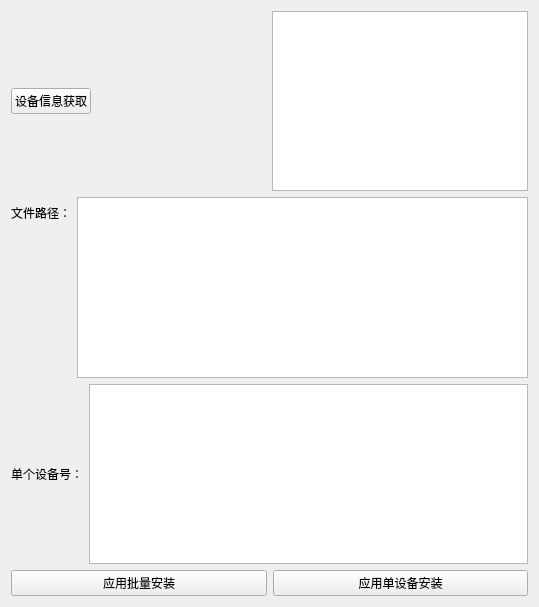
The window that GUI/service.ui (Alvins-zya/Peiyinxiu_Client) describes before a commit, drawn with Qt 5.
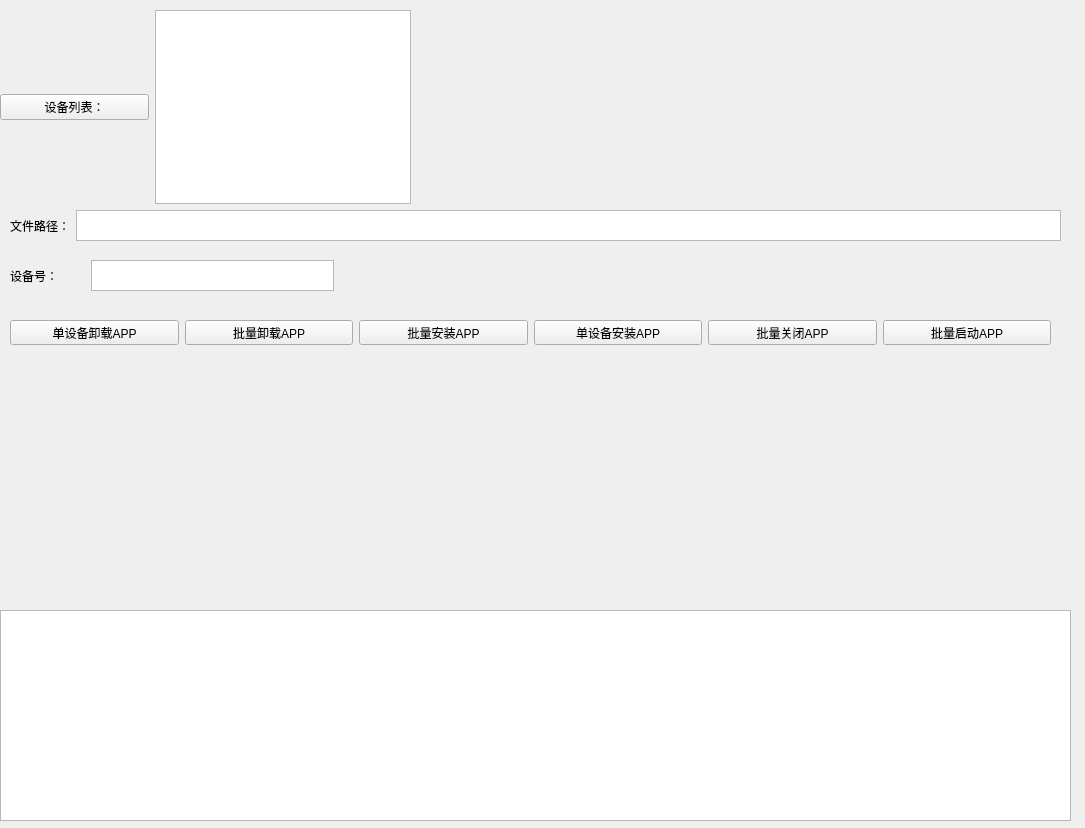
The same window after the commit.

The edit to the form file:
```diff
--- a/GUI/service.ui
+++ b/GUI/service.ui
@@ -6,20 +6,62 @@
    <rect>
     <x>0</x>
     <y>0</y>
-    <width>539</width>
-    <height>607</height>
+    <width>1085</width>
+    <height>828</height>
    </rect>
   </property>
+  <property name="sizePolicy">
+   <sizepolicy hsizetype="Fixed" vsizetype="Minimum">
+    <horstretch>0</horstretch>
+    <verstretch>0</verstretch>
+   </sizepolicy>
+  </property>
   <property name="windowTitle">
    <string>设备信息</string>
   </property>
-  <layout class="QFormLayout" name="formLayout">
-   <item row="0" column="0" colspan="2">
-    <layout class="QHBoxLayout" name="horizontalLayout">
+  <widget class="QWidget" name="layoutWidget">
+   <property name="geometry">
+    <rect>
+     <x>10</x>
+     <y>210</y>
+     <width>1051</width>
+     <height>31</height>
+    </rect>
+   </property>
+   <layout class="QHBoxLayout" name="horizontalLayout_4">
      <item>
-      <widget class="QPushButton" name="pushButton">
+     <widget class="QLabel" name="label">
        <property name="text">
-        <string>设备信息获取</string>
+       <string>文件路径：</string>
+      </property>
+     </widget>
+    </item>
+    <item>
+     <widget class="QTextEdit" name="textEdit_2">
+      <property name="sizePolicy">
+       <sizepolicy hsizetype="Expanding" vsizetype="Expanding">
+        <horstretch>0</horstretch>
+        <verstretch>0</verstretch>
+       </sizepolicy>
+      </property>
+     </widget>
+    </item>
+   </layout>
+  </widget>
+  <widget class="QWidget" name="layoutWidget">
+   <property name="geometry">
+    <rect>
+     <x>10</x>
+     <y>260</y>
+     <width>324</width>
+     <height>31</height>
+    </rect>
+   </property>
+   <layout class="QHBoxLayout" name="horizontalLayout_3">
+    <item>
+     <widget class="QLabel" name="label_2">
+      <property name="text">
+       <string>设备号：</string>
        </property>
       </widget>
      </item>
@@ -37,44 +79,19 @@
       </spacer>
      </item>
      <item>
-      <widget class="QTextEdit" name="textEdit"/>
-     </item>
-    </layout>
-   </item>
-   <item row="1" column="0">
-    <widget class="QLabel" name="label">
-     <property name="text">
-      <string>文件路径：</string>
-     </property>
-    </widget>
-   </item>
-   <item row="1" column="1">
-    <widget class="QTextEdit" name="textEdit_2">
-     <property name="sizePolicy">
-      <sizepolicy hsizetype="Expanding" vsizetype="Expanding">
-       <horstretch>0</horstretch>
-       <verstretch>0</verstretch>
-      </sizepolicy>
-     </property>
-    </widget>
-   </item>
-   <item row="2" column="0" colspan="2">
-    <layout class="QHBoxLayout" name="horizontalLayout_3">
-     <item>
-      <widget class="QLabel" name="label_3">
-       <property name="maximumSize">
-        <size>
-         <width>16777215</width>
-         <height>12</height>
-        </size>
-       </property>
-       <property name="text">
-        <string>单个设备号：</string>
-       </property>
-      </widget>
-     </item>
-     <item>
       <widget class="QTextEdit" name="textEdit_4">
+      <property name="sizePolicy">
+       <sizepolicy hsizetype="Expanding" vsizetype="Expanding">
+        <horstretch>0</horstretch>
+        <verstretch>10</verstretch>
+       </sizepolicy>
+      </property>
+      <property name="minimumSize">
+       <size>
+        <width>10</width>
+        <height>10</height>
+       </size>
+      </property>
        <property name="sizeIncrement">
         <size>
          <width>0</width>
@@ -84,26 +101,148 @@
       </widget>
      </item>
     </layout>
-   </item>
-   <item row="3" column="0" colspan="2">
-    <layout class="QHBoxLayout" name="horizontalLayout_2">
+  </widget>
+  <widget class="QTextEdit" name="output">
+   <property name="geometry">
+    <rect>
+     <x>0</x>
+     <y>610</y>
+     <width>1071</width>
+     <height>211</height>
+    </rect>
+   </property>
+  </widget>
+  <widget class="QWidget" name="layoutWidget">
+   <property name="geometry">
+    <rect>
+     <x>10</x>
+     <y>320</y>
+     <width>1041</width>
+     <height>25</height>
+    </rect>
+   </property>
+   <layout class="QHBoxLayout" name="horizontalLayout_6">
+    <item>
+     <widget class="QPushButton" name="uninstall_app">
+      <property name="sizePolicy">
+       <sizepolicy hsizetype="Minimum" vsizetype="Minimum">
+        <horstretch>0</horstretch>
+        <verstretch>0</verstretch>
+       </sizepolicy>
+      </property>
+      <property name="text">
+       <string>单设备卸载APP</string>
+      </property>
+     </widget>
+    </item>
      <item>
-      <widget class="QPushButton" name="pushButton_2">
+     <widget class="QPushButton" name="uninstall_apps">
+      <property name="sizePolicy">
+       <sizepolicy hsizetype="Minimum" vsizetype="Minimum">
+        <horstretch>0</horstretch>
+        <verstretch>0</verstretch>
+       </sizepolicy>
+      </property>
        <property name="text">
-        <string>应用批量安装</string>
+       <string>批量卸载APP</string>
        </property>
       </widget>
      </item>
      <item>
-      <widget class="QPushButton" name="pushButton_3">
+     <widget class="QPushButton" name="install_apps">
+      <property name="sizePolicy">
+       <sizepolicy hsizetype="Minimum" vsizetype="Minimum">
+        <horstretch>0</horstretch>
+        <verstretch>0</verstretch>
+       </sizepolicy>
+      </property>
+      <property name="sizeIncrement">
+       <size>
+        <width>17</width>
+        <height>7</height>
+       </size>
+      </property>
        <property name="text">
-        <string>应用单设备安装</string>
+       <string>批量安装APP</string>
        </property>
       </widget>
      </item>
-    </layout>
-   </item>
-  </layout>
+    <item>
+     <widget class="QPushButton" name="install_app">
+      <property name="sizePolicy">
+       <sizepolicy hsizetype="Minimum" vsizetype="Minimum">
+        <horstretch>0</horstretch>
+        <verstretch>0</verstretch>
+       </sizepolicy>
+      </property>
+      <property name="text">
+       <string>单设备安装APP</string>
+      </property>
+     </widget>
+    </item>
+    <item>
+     <widget class="QPushButton" name="close_apps">
+      <property name="sizePolicy">
+       <sizepolicy hsizetype="Minimum" vsizetype="Minimum">
+        <horstretch>0</horstretch>
+        <verstretch>0</verstretch>
+       </sizepolicy>
+      </property>
+      <property name="text">
+       <string>批量关闭APP</string>
+      </property>
+     </widget>
+    </item>
+    <item>
+     <widget class="QPushButton" name="start_apps">
+      <property name="sizePolicy">
+       <sizepolicy hsizetype="Minimum" vsizetype="Minimum">
+        <horstretch>0</horstretch>
+        <verstretch>0</verstretch>
+       </sizepolicy>
+      </property>
+      <property name="text">
+       <string>批量启动APP</string>
+      </property>
+     </widget>
+    </item>
+   </layout>
+  </widget>
+  <widget class="QWidget" name="">
+   <property name="geometry">
+    <rect>
+     <x>0</x>
+     <y>10</y>
+     <width>411</width>
+     <height>194</height>
+    </rect>
+   </property>
+   <layout class="QHBoxLayout" name="horizontalLayout">
+    <item>
+     <widget class="QPushButton" name="devices_list">
+      <property name="sizePolicy">
+       <sizepolicy hsizetype="Minimum" vsizetype="Fixed">
+        <horstretch>0</horstretch>
+        <verstretch>0</verstretch>
+       </sizepolicy>
+      </property>
+      <property name="text">
+       <string>设备列表：</string>
+      </property>
+     </widget>
+    </item>
+    <item>
+     <widget class="QListWidget" name="listWidget">
+      <property name="sizePolicy">
+       <sizepolicy hsizetype="Fixed" vsizetype="Expanding">
+        <horstretch>0</horstretch>
+        <verstretch>0</verstretch>
+       </sizepolicy>
+      </property>
+     </widget>
+    </item>
+   </layout>
+  </widget>
  </widget>
  <resources/>
  <connections/>
```
Lines whose indentation alone changed are shown as unchanged.
